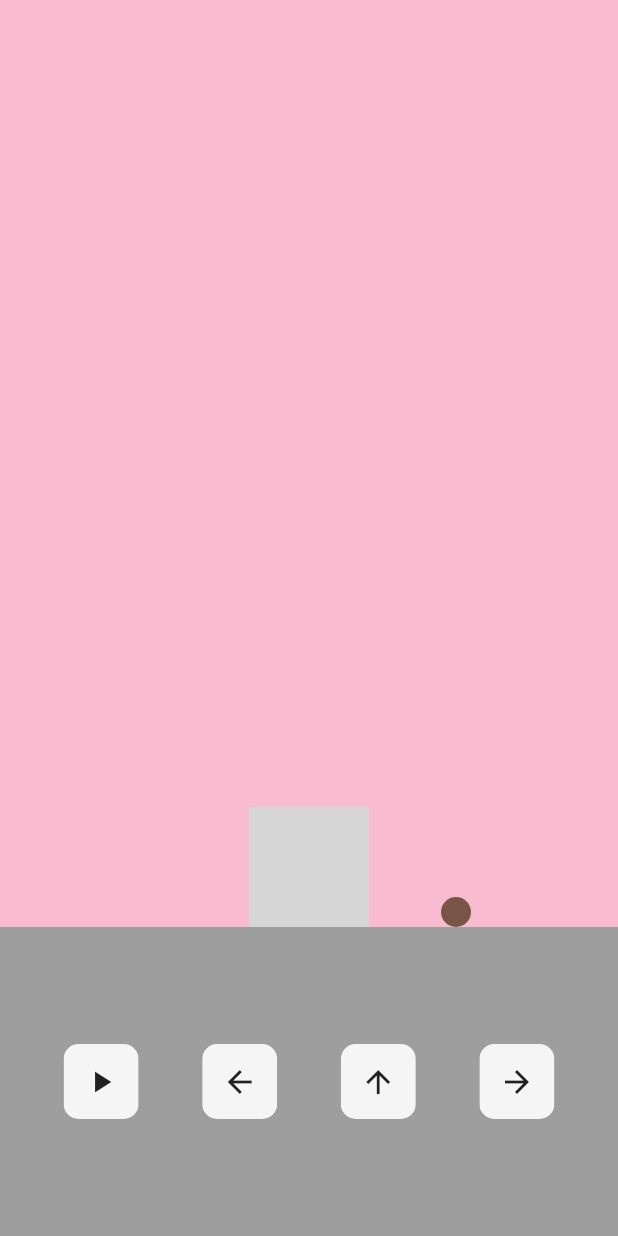
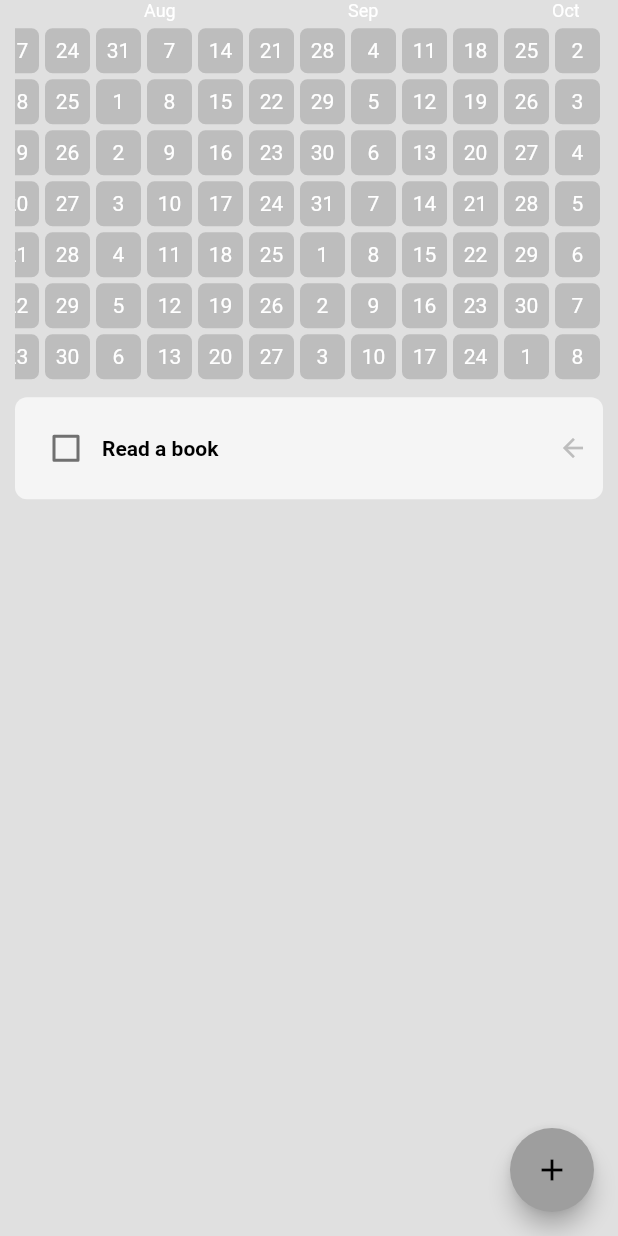
Before and after one commit to YamiKapil/flutter-one-for-all, a Flutter app: the screen it shows after launch, on a phone screen of 412 x 824 dp. Run offline on Flutter 3.47's test engine with Material 2 defaults, Android fonts, the phone set to English and light mode, and no system bars; drawn by our look-alikes of flutter_heatmap_calendar, flutter_slidable; our stand-ins replace hive, hive_flutter; accounts and stored records are empty; grey boxes are pictures that could not be loaded.

Commit message:
habit tracker added

```diff
--- a/lib/bubble_trouble/button.dart
+++ b/lib/bubble_trouble/button.dart
@@ -2,7 +2,7 @@ import 'package:flutter/material.dart';
 
 class Buttons extends StatelessWidget {
   final IconData icon;
-  final function;
+  final VoidCallback? function;
   const Buttons({super.key, required this.icon, this.function});
 
   @override
--- /dev/null
+++ b/lib/habit_tracker/components/habit_tile.dart
@@ -0,0 +1,75 @@
+import 'package:flutter/material.dart';
+import 'package:flutter_slidable/flutter_slidable.dart';
+
+class HabitTile extends StatelessWidget {
+  final String habitName;
+  final bool habitCompleted;
+  final Function(bool?)? onChanged;
+  final Function(BuildContext context)? editTapped;
+  final Function(BuildContext context)? deleteTapped;
+  const HabitTile({
+    super.key,
+    required this.habitName,
+    required this.habitCompleted,
+    required this.onChanged,
+    required this.editTapped,
+    required this.deleteTapped,
+  });
+
+  @override
+  Widget build(BuildContext context) {
+    return Padding(
+      padding: const EdgeInsets.all(10),
+      child: Slidable(
+        endActionPane: ActionPane(
+          motion: const StretchMotion(),
+          children: [
+            // editing option
+            SlidableAction(
+              backgroundColor: Colors.grey.shade800,
+              icon: Icons.edit,
+              // borderRadius: BorderRadius.circular(12),
+              onPressed: editTapped,
+            ),
+            // delete option
+            SlidableAction(
+              backgroundColor: Colors.red,
+              icon: Icons.delete_forever,
+              onPressed: deleteTapped,
+            ),
+          ],
+        ),
+        child: Container(
+          padding: const EdgeInsets.all(10),
+          decoration: BoxDecoration(
+            color:
+                (habitCompleted) ? Colors.green.shade300 : Colors.grey.shade100,
+            borderRadius: BorderRadius.circular(8),
+          ),
+          child: Row(
+            children: [
+              Checkbox(
+                activeColor: Colors.green,
+                value: habitCompleted,
+                onChanged: onChanged,
+              ),
+              Text(
+                habitName,
+                style: TextStyle(
+                  color: habitCompleted ? Colors.white : Colors.black,
+                  fontWeight: FontWeight.bold,
+                ),
+              ),
+              const Spacer(),
+              Icon(
+                Icons.arrow_back,
+                color: Colors.grey.shade400,
+                size: 20,
+              ),
+            ],
+          ),
+        ),
+      ),
+    );
+  }
+}
--- /dev/null
+++ b/lib/habit_tracker/components/monthly_summary.dart
@@ -0,0 +1,106 @@
+import 'package:flutter/material.dart';
+import 'package:flutter_heatmap_calendar/flutter_heatmap_calendar.dart';
+
+import '../date_time/date_time.dart';
+
+class MonthlySummary extends StatelessWidget {
+  final Map<DateTime, int>? datasets;
+  final String startDate;
+  const MonthlySummary({
+    super.key,
+    required this.datasets,
+    required this.startDate,
+  });
+
+  @override
+  Widget build(BuildContext context) {
+    return Container(
+      padding: const EdgeInsets.symmetric(horizontal: 10),
+      child: HeatMap(
+        startDate: createDataTimeObject(startDate),
+        endDate: DateTime.now().add(const Duration(days: 0)),
+        datasets: datasets,
+        colorMode: ColorMode.color,
+        defaultColor: Colors.grey.shade400,
+        textColor: Colors.white,
+        showColorTip: false,
+        showText: true,
+        scrollable: true,
+        size: 30,
+        colorsets: const {
+          1: Color.fromARGB(20, 2, 179, 8),
+          2: Color.fromARGB(40, 2, 179, 8),
+          3: Color.fromARGB(60, 2, 179, 8),
+          4: Color.fromARGB(80, 2, 179, 8),
+          5: Color.fromARGB(100, 2, 179, 8),
+          6: Color.fromARGB(120, 2, 179, 8),
+          7: Color.fromARGB(150, 2, 179, 8),
+          8: Color.fromARGB(180, 2, 179, 8),
+          9: Color.fromARGB(220, 2, 179, 8),
+          10: Color.fromARGB(255, 2, 179, 8),
+        },
+        onClick: (value) {
+          ScaffoldMessenger.of(context).showSnackBar(
+            SnackBar(
+              content: Text(
+                value.toString(),
+              ),
+            ),
+          );
+        },
+      ),
+      // heat map calender..............
+      // child: HeatMapCalendar(
+      //   defaultColor: Colors.white,
+      //   flexible: true,
+      //   colorMode: ColorMode.color,
+      //   datasets: {
+      //     DateTime(2021, 1, 6): 3,
+      //     DateTime(2021, 1, 7): 7,
+      //     DateTime(2021, 1, 8): 10,
+      //     DateTime(2021, 1, 9): 13,
+      //     DateTime(2021, 1, 13): 6,
+      //   },
+      //   colorsets: const {
+      //     1: Colors.red,
+      //     3: Colors.orange,
+      //     5: Colors.yellow,
+      //     7: Colors.green,
+      //     9: Colors.blue,
+      //     11: Colors.indigo,
+      //     13: Colors.purple,
+      //   },
+      //   onClick: (value) {
+      //     ScaffoldMessenger.of(context)
+      //         .showSnackBar(SnackBar(content: Text(value.toString())));
+      //   },
+      // ),
+      // heat map ..............
+      // child: HeatMap(
+      //   datasets: {
+      //     DateTime(2021, 1, 6): 3,
+      //     DateTime(2021, 1, 7): 7,
+      //     DateTime(2021, 1, 8): 10,
+      //     DateTime(2021, 1, 9): 13,
+      //     DateTime(2021, 1, 13): 6,
+      //   },
+      //   colorMode: ColorMode.opacity,
+      //   showText: false,
+      //   scrollable: true,
+      //   colorsets: {
+      //     1: Colors.red,
+      //     3: Colors.orange,
+      //     5: Colors.yellow,
+      //     7: Colors.green,
+      //     9: Colors.blue,
+      //     11: Colors.indigo,
+      //     13: Colors.purple,
+      //   },
+      //   onClick: (value) {
+      //     ScaffoldMessenger.of(context)
+      //         .showSnackBar(SnackBar(content: Text(value.toString())));
+      //   },
+      // ),
+    );
+  }
+}
--- /dev/null
+++ b/lib/habit_tracker/components/my_fab.dart
@@ -0,0 +1,17 @@
+import 'package:flutter/material.dart';
+
+class MyFloatingActionButton extends StatelessWidget {
+  final VoidCallback? onPressed;
+  const MyFloatingActionButton({
+    super.key,
+    required this.onPressed,
+  });
+
+  @override
+  Widget build(BuildContext context) {
+    return FloatingActionButton(
+      onPressed: onPressed,
+      child: const Icon(Icons.add),
+    );
+  }
+}
--- /dev/null
+++ b/lib/habit_tracker/date_time/date_time.dart
@@ -0,0 +1,55 @@
+// return todays date formatted as yyyymmdd
+String todayDateFormatted() {
+  //today
+  var dateTimeObject = DateTime.now();
+
+// year in the format yyyy
+  String year = dateTimeObject.year.toString();
+
+// month in the format mm
+  String month = dateTimeObject.month.toString();
+  if (month.length == 1) {
+    month = '0$month';
+  }
+
+//day in the format dd
+  String day = dateTimeObject.day.toString();
+  if (day.length == 1) {
+    day = '0$day';
+  }
+
+// final format
+  String yyyymmdd = year + month + day;
+  return yyyymmdd;
+}
+
+// convert string yyyymmdd to DateTime object
+DateTime createDataTimeObject(String yyyymmdd) {
+  int yyyy = int.parse(yyyymmdd.substring(0, 4));
+  int mm = int.parse(yyyymmdd.substring(4, 5));
+  int dd = int.parse(yyyymmdd.substring(6, 8));
+
+  DateTime dateTimeObject = DateTime(yyyy, mm, dd);
+  return dateTimeObject;
+}
+
+// convert DataTime object ot string yyyymmdd
+String convertDataTimeToString(DateTime dateTime) {
+  // year in the format yyyy
+  String year = dateTime.year.toString();
+
+  // month in the format mm
+  String month = dateTime.month.toString();
+  if (month.length == 1) {
+    month = '0$month';
+  }
+
+  // day in the format dd
+  String day = dateTime.day.toString();
+  if (day.length == 1) {
+    day = '0$day';
+  }
+
+  String yyyymmdd = year + month + day;
+  return yyyymmdd;
+}
--- /dev/null
+++ b/lib/habit_tracker/habit_home.dart
@@ -0,0 +1,146 @@
+import 'package:flutter/material.dart';
+import 'package:hive/hive.dart';
+import 'package:one_for_all/habit_tracker/components/monthly_summary.dart';
+import 'package:one_for_all/habit_tracker/components/my_fab.dart';
+import 'package:one_for_all/habit_tracker/components/new_habit_box.dart';
+import 'package:one_for_all/habit_tracker/data/habit_database.dart';
+
+import 'components/habit_tile.dart';
+
+class HabitHome extends StatefulWidget {
+  const HabitHome({super.key});
+
+  @override
+  State<HabitHome> createState() => _HabitHomeState();
+}
+
+class _HabitHomeState extends State<HabitHome> {
+  HabitDatabase db = HabitDatabase();
+  final _myBox = Hive.box('habit_database');
+
+  @override
+  void initState() {
+    // if there is no current habit list, then it is the 1st time
+    // then create default data
+    if (_myBox.get('current_habit_list') == null) {
+      db.createDefaultData();
+    } else {
+      db.loadData();
+    }
+    // update the database
+    db.updateDatabase();
+    super.initState();
+  }
+
+  // // bool to control the habit complete checkbox
+  // bool habitCompleted = false;
+
+  // checkbox tap function
+  void checkBoxTapped(bool? value, int index) {
+    setState(() {
+      db.todaysHabitList[index][1] = value!;
+    });
+    db.updateDatabase();
+  }
+
+  //create a new habit
+  final _textController = TextEditingController();
+  void createNewHabit() {
+    // show alert dialog for user to enter the new habit details
+    showDialog(
+        context: context,
+        builder: (context) {
+          return NewHabitBox(
+            controller: _textController,
+            onSave: saveNewHabit,
+            onCancel: cancelNewHabit,
+          );
+        });
+  }
+
+  // save new habit
+  void saveNewHabit() {
+    setState(() {
+      db.todaysHabitList.add([_textController.text, false]);
+    });
+    Navigator.of(context).pop();
+    _textController.clear();
+    db.updateDatabase();
+  }
+
+  // cancel new habit
+  void cancelNewHabit() {
+    Navigator.of(context).pop();
+    _textController.clear();
+  }
+
+  // edit habit tapped
+  void editTapped(index) {
+    showDialog(
+      context: context,
+      builder: (context) {
+        return NewHabitBox(
+          controller: _textController,
+          onSave: () => editHabit(index),
+          onCancel: cancelNewHabit,
+        );
+      },
+    );
+  }
+
+  // edit habit
+  void editHabit(int index) {
+    setState(() {
+      db.todaysHabitList[index][0] = _textController.text;
+    });
+    _textController.clear();
+    Navigator.of(context).pop();
+    db.updateDatabase();
+  }
+
+  // delete habit
+  void deleteTapped(index) {
+    setState(() {
+      db.todaysHabitList.removeAt(index);
+    });
+    db.updateDatabase();
+  }
+
+  @override
+  Widget build(BuildContext context) {
+    return Scaffold(
+      backgroundColor: Colors.grey.shade300,
+      body: Padding(
+        padding: EdgeInsets.only(top: MediaQuery.of(context).padding.top),
+        child: ListView(
+          shrinkWrap: true,
+          children: [
+            // monthly summary heat map
+            MonthlySummary(
+              datasets: db.heatMapDataSet,
+              startDate: _myBox.get('start_date'),
+            ),
+            // list of habits
+            ListView.builder(
+              shrinkWrap: true,
+              physics: const NeverScrollableScrollPhysics(),
+              itemCount: db.todaysHabitList.length,
+              itemBuilder: (context, index) {
+                return HabitTile(
+                  habitName: db.todaysHabitList[index][0],
+                  habitCompleted: db.todaysHabitList[index][1],
+                  onChanged: (value) => checkBoxTapped(value, index),
+                  editTapped: (context) => editTapped(index),
+                  deleteTapped: (context) => deleteTapped(index),
+                );
+              },
+            ),
+          ],
+        ),
+      ),
+      floatingActionButton: MyFloatingActionButton(
+        onPressed: createNewHabit,
+      ),
+    );
+  }
+}
--- a/lib/main.dart
+++ b/lib/main.dart
@@ -1,8 +1,14 @@
 import 'package:flutter/material.dart';
+import 'package:hive_flutter/hive_flutter.dart';
+import 'package:one_for_all/habit_tracker/habit_home.dart';
 
 import 'bubble_trouble/bubble_home.dart';
 
-void main() {
+void main() async{
+  WidgetsFlutterBinding.ensureInitialized();
+  await Hive.initFlutter();
+  // open hive box
+  await Hive.openBox('habit_database');
   runApp(const MyApp());
 }
 
@@ -11,9 +17,12 @@ class MyApp extends StatelessWidget {
 
   @override
   Widget build(BuildContext context) {
-    return const MaterialApp(
+    return MaterialApp(
       debugShowCheckedModeBanner: false,
-      home: BubbleHome(),
+      // home: BubbleHome(),
+      home: HabitHome(),
+      // control the default color of the app..
+      theme: ThemeData(primarySwatch: Colors.grey),
     );
   }
 }
--- a/pubspec.yaml
+++ b/pubspec.yaml
@@ -36,10 +36,16 @@ dependencies:
   # The following adds the Cupertino Icons font to your application.
   # Use with the CupertinoIcons class for iOS style icons.
   cupertino_icons: ^1.0.2
+  flutter_slidable: ^1.2.0
+  hive: ^2.2.3
+  hive_flutter: ^1.1.0
+  flutter_heatmap_calendar: ^1.0.5
 
 dev_dependencies:
   flutter_test:
     sdk: flutter
+  hive_generator: ^1.1.3
+  build_runner: ^2.1.11
 
   # The "flutter_lints" package below contains a set of recommended lints to
   # encourage good coding practices. The lint set provided by the package is
```
Also changed, not shown: lib/habit_tracker/components/new_habit_box.dart (added, +60 -0 lines), lib/habit_tracker/data/habit_database.dart (added, +97 -0 lines), lib/my_homepage.dart (added, +10 -0 lines), pubspec.lock, 1 other file.
